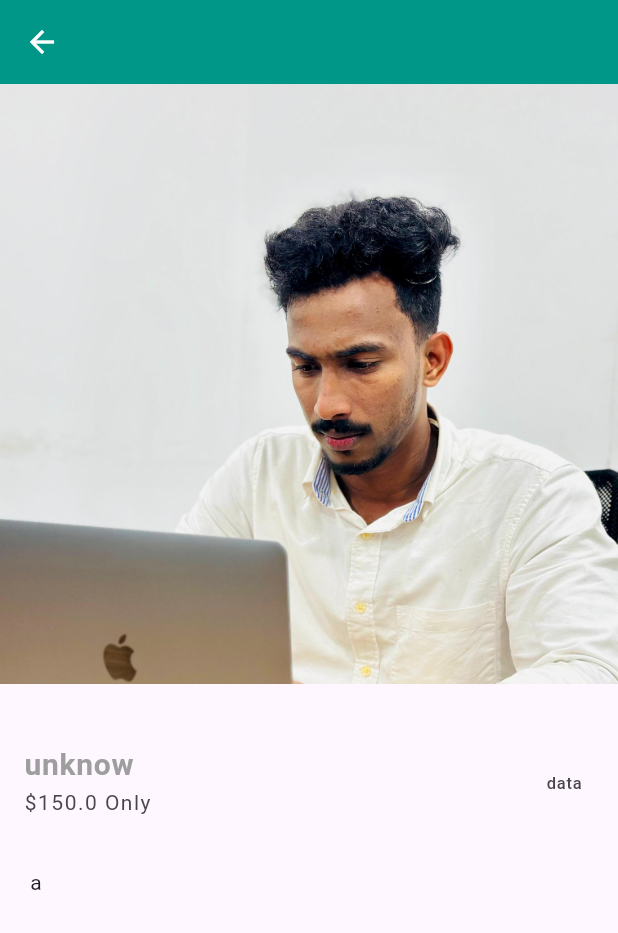
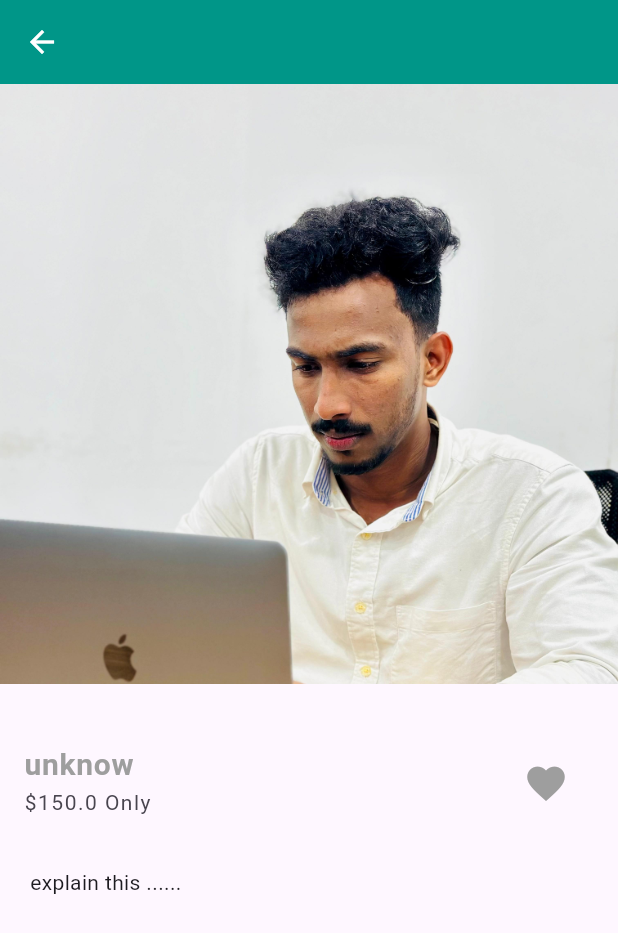
Before and after one commit to Ameer-Anas99/Animation, a Flutter app: the screen it shows after launch, after a tap on "unknow", on a phone screen of 412 x 824 dp. Shown: the top 933 px of the screen. Run offline on Flutter 3.47's test engine with Material 3 defaults, Android fonts, the phone set to English and light mode, and no system bars.

Commit message:
details page edit

```diff
--- a/lib/widget/details.dart
+++ b/lib/widget/details.dart
@@ -1,4 +1,5 @@
 import 'package:animation/model/model.dart';
+import 'package:animation/widget/fav_icon.dart';
 import 'package:flutter/material.dart';
 
 class Details extends StatelessWidget {
@@ -42,11 +43,11 @@ class Details extends StatelessWidget {
                   letterSpacing: 1,
                 ),
               ),
-              trailing: Text("data"),
+              trailing: FavoriteButton(),
             ),
             Padding(
               padding: EdgeInsets.all(20),
-              child: Text("a"),
+              child: Text("explain this ......"),
             )
           ],
         ),
```
